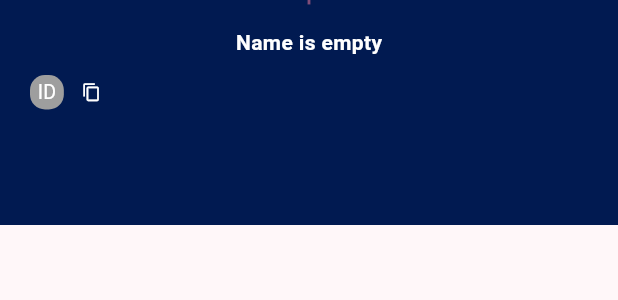
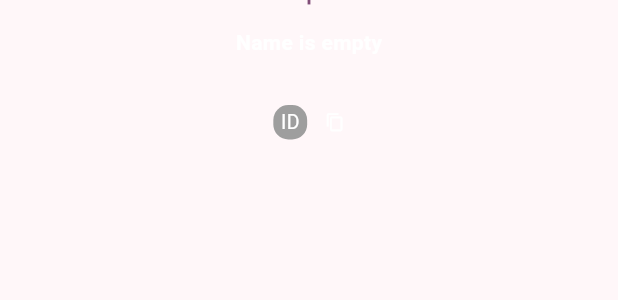
Before and after one commit to STOILD-PRIVATE-LIMITED/mastiplay, a Flutter app: the BottomModel widget shown alone on an empty page, opened directly with empty values, on a phone screen of 412 x 824 dp. Shown: the top 300 px of the screen. Run offline on Flutter 3.47's test engine with Material 3 defaults, Android fonts, the phone set to English and light mode, and no system bars; our stand-ins replace cached_network_image, cloud_firestore, country_picker, firebase_auth, firebase_core, firebase_crashlytics and 9 more; missing offline and left inert: flutter_octicons, flutter_share, flutter_webrtc; accounts and stored records are empty; network calls fail; Roboto replaces fonts that are missing (assets/fontsSofiaProRegular.ttf).

Commit message:
New Update

```diff
--- a/lib/shivanshu/screens/bottom_model.dart
+++ b/lib/shivanshu/screens/bottom_model.dart
@@ -22,11 +22,7 @@ class BottomModel extends StatefulWidget {
 class _BottomModelState extends State<BottomModel> {
   @override
   Widget build(BuildContext context) {
-    return Container(
-      height: 150.sp,
-      // color: Colors.black26,
-      color: const Color(0xFF011a51),
-      child: Stack(
+    return Stack(
       clipBehavior: Clip.none,
       fit: StackFit.loose,
       alignment: Alignment.center,
@@ -34,16 +30,16 @@ class _BottomModelState extends State<BottomModel> {
         Positioned(
           top: -30,
           child: AudioUserTile(
-                imgUrl: widget.imageUrl,
-                frame: widget.frame,
-                name: widget.name),
+              imgUrl: widget.imageUrl, frame: widget.frame, name: widget.name),
         ),
         Padding(
-            padding: EdgeInsets.only(top: 50.0.sp, left: 20.0.sp),
+          padding: EdgeInsets.only(
+            top: 70.0.sp,
+          ),
           child: Column(
-              crossAxisAlignment: CrossAxisAlignment.start,
             children: [
               Row(
+                mainAxisAlignment: MainAxisAlignment.center,
                 children: [
                   Container(
                     padding: EdgeInsets.symmetric(
@@ -54,7 +50,6 @@ class _BottomModelState extends State<BottomModel> {
                       color: Colors.grey,
                       borderRadius: BorderRadius.circular(10.sp),
                     ),
-                      alignment: Alignment.center,
                     child: Text(
                       "ID",
                       style: TextStyle(
@@ -93,7 +88,6 @@ class _BottomModelState extends State<BottomModel> {
           ),
         ),
       ],
-      ),
     );
   }
 }
```
Also changed, not shown: lib/webRTC/audio_room.dart (+14 -0 lines). Lines whose indentation alone changed are shown as unchanged.
